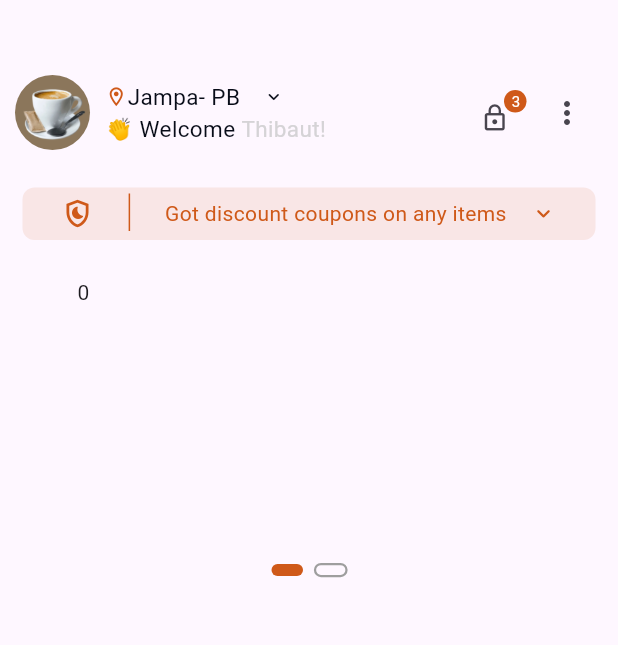
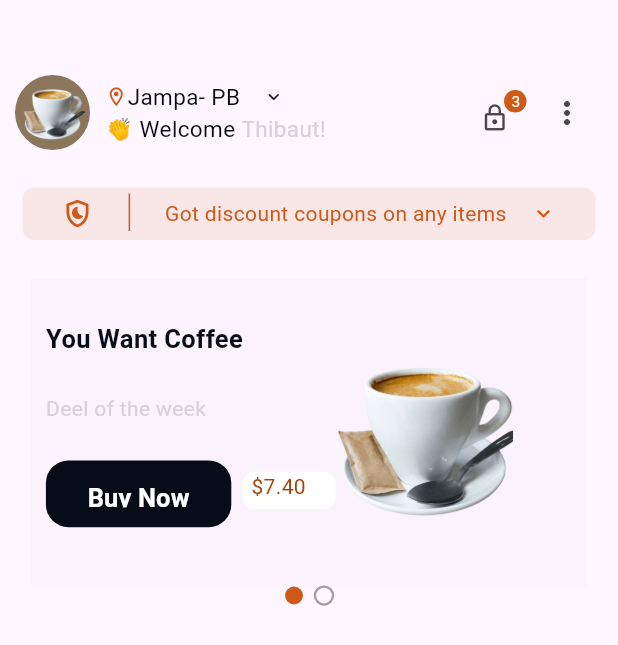
Before and after one commit to ThibautDegbetchi/Restaurant, a Flutter app: the HomeScreen screen opened by its route, on a phone screen of 412 x 824 dp. Shown: the top 645 px of the screen. Run offline on Flutter 3.47's test engine with Material 3 defaults, Android fonts, the phone set to English and light mode, and no system bars; drawn by our look-alikes of carousel_slider, smooth_page_indicator; our stand-ins replace animated_splash_screen, connectivity_plus, dio, get, page_transition, rounded_loading_button_plus and 1 more; accounts and stored records are empty; Roboto replaces fonts that are missing (Nunito).

Commit message:
homePage carouselSlider finished

```diff
--- a/lib/localization/en_us/en_us_translation.dart
+++ b/lib/localization/en_us/en_us_translation.dart
@@ -12,6 +12,7 @@ final Map<String, String> enUs = {
   'lbl_you_want': 'You Want Coffee',
   'msg_deel': 'Deel of the week',
   'lbl_buy': 'Buy Now',
+  'lbl_price': '\$7.40',
   "msg_nb": "3",
   "msg_got_discount_coupon": "Got discount coupons on any items",
   'msg__feature': 'Feature',
--- a/lib/presentation/home_screen/home_screen.dart
+++ b/lib/presentation/home_screen/home_screen.dart
@@ -5,6 +5,7 @@ import 'package:get/get.dart';
 import 'package:restaurant/core/app_export.dart';
 import 'package:restaurant/core/utils/color_constant.dart';
 import 'package:restaurant/presentation/home_screen/controller/home_controller.dart';
+import 'package:restaurant/widgets/custom_button.dart';
 import 'package:smooth_page_indicator/smooth_page_indicator.dart';
 
 class HomeScreen extends StatelessWidget {
@@ -162,9 +163,10 @@ class HomeScreen extends StatelessWidget {
                   ],
                 ),
               )),
-          Padding(
-            padding: const EdgeInsets.only(left: 15, top: 25, right: 15),
-            child: CarouselSlider.builder(
+          SizedBox(
+            height: 25,
+          ),
+          CarouselSlider.builder(
             carouselController: controller.buttonCarouselController,
             itemCount: 2,
             options: CarouselOptions(
@@ -178,24 +180,99 @@ class HomeScreen extends StatelessWidget {
                 },
                 autoPlayInterval: const Duration(seconds: 5)),
             itemBuilder:
-                  (BuildContext context, int itemIndex, int pageViewIndex) =>
-                      Container(
+                (BuildContext context, int itemIndex, int pageViewIndex) {
+              return Container(
                 height: size.height * 0.4,
-                width: size.width * 0.75,
-                child: Text(itemIndex.toString()),
+                width: size.width * 0.9,
+                padding: EdgeInsets.only(top: 5, left: 10, right: 10),
+                decoration:
+                    BoxDecoration(color: ColorConstant.grey.withOpacity(0.1)),
+                child: Row(
+                  crossAxisAlignment: CrossAxisAlignment.start,
+                  children: [
+                    Column(
+                      mainAxisAlignment: MainAxisAlignment.spaceEvenly,
+                      crossAxisAlignment: CrossAxisAlignment.start,
+                      children: [
+                        Text(
+                          "lbl_you_want".tr,
+                          style: TextStyle(
+                              color: ColorConstant.black,
+                              fontSize: 17,
+                              fontWeight: FontWeight.bold),
+                        ),
+                        Text(
+                          "msg_deel".tr,
+                          style: TextStyle(
+                            color: ColorConstant.grey,
+                            fontSize: 14,
                           ),
                         ),
+                        Container(
+                            height: size.height * 0.054,
+                            width: size.width * 0.3,
+                            margin: getMarginOrPadding(bottom: 15),
+                            child: CustomButton(
+                              variant: ButtonVariant.CardShadow,
+                              shape: ButtonShape.RoundedBorder15,
+                              text: 'lbl_buy'.tr,
+                              onTap: () {
+                                print("Clicked on Buy now");
+                                // Get.offNamedUntil(
+                                //     AppRoutes.loginScreen, (route) => false);
+                              },
+                            ))
+                      ],
+                    ),
+                    Column(
+                      mainAxisAlignment: MainAxisAlignment.spaceAround,
+                      children: [
+                        SizedBox(
+                          height: 15,
+                        ),
+                        Container(
+                            height: size.height * 0.03,
+                            width: size.width * 0.15,
+                            margin: getMarginOrPadding(bottom: 15),
+                            padding: getPadding(left: 5),
+                            decoration: BoxDecoration(
+                                color: ColorConstant.whiteA700,
+                                borderRadius: BorderRadius.circular(8)),
+                            child: Text(
+                              'lbl_price'.tr,
+                              style: TextStyle(
+                                  color: ColorConstant.deep400, fontSize: 14),
+                            ))
+                      ],
+                    ),
+                    Column(
+                      mainAxisAlignment: MainAxisAlignment.spaceAround,
+                      children: [
+                        Container(
+                          height: 148,
+                          width: 118,
+                          // color: Colors.grey,
+                          child: Image.asset(
+                            ImageConstant.imgCoffeeCupSaucerTeaspoon,
+                            fit: BoxFit.cover,
+                          ),
+                        )
+                      ],
+                    )
+                  ],
+                ) /*Text(itemIndex.toString())*/,
+              );
+            },
           ),
           Padding(
             padding: const EdgeInsets.only(left: 15, right: 15),
             child: Obx(() => AnimatedSmoothIndicator(
-                  // controller: controller.pageController, // PageController
                   count: 2,
                   effect: SlideEffect(
                       spacing: 8.0,
                       radius: 6.0,
-                      dotWidth: 21.0,
-                      dotHeight: 8.0,
+                      dotWidth: 12.0,
+                      dotHeight: 12.0,
                       paintStyle: PaintingStyle.stroke,
                       strokeWidth: 1.5,
                       dotColor: Colors.grey,
--- a/lib/widgets/custom_button.dart
+++ b/lib/widgets/custom_button.dart
@@ -385,6 +385,18 @@ class CustomButton extends StatelessWidget {
             1.00,
           ),
         );
+      case ButtonFontStyle.deepNormal:
+        return TextStyle(
+          color: ColorConstant.deep900,
+          fontSize: getFontSize(
+            14,
+          ),
+          fontFamily: 'Nunito',
+          fontWeight: FontWeight.normal,
+          height: getVerticalSize(
+            1.00,
+          ),
+        );
 
       default:
         return TextStyle(
@@ -443,5 +455,6 @@ enum ButtonFontStyle {
   MontserratRomanRegular12,
   MontserratRomanRegular12Neutre,
   deepBold,
-  NunitoRegularGrey
+  NunitoRegularGrey,
+  deepNormal
 }
```
Lines whose indentation alone changed are shown as unchanged.
